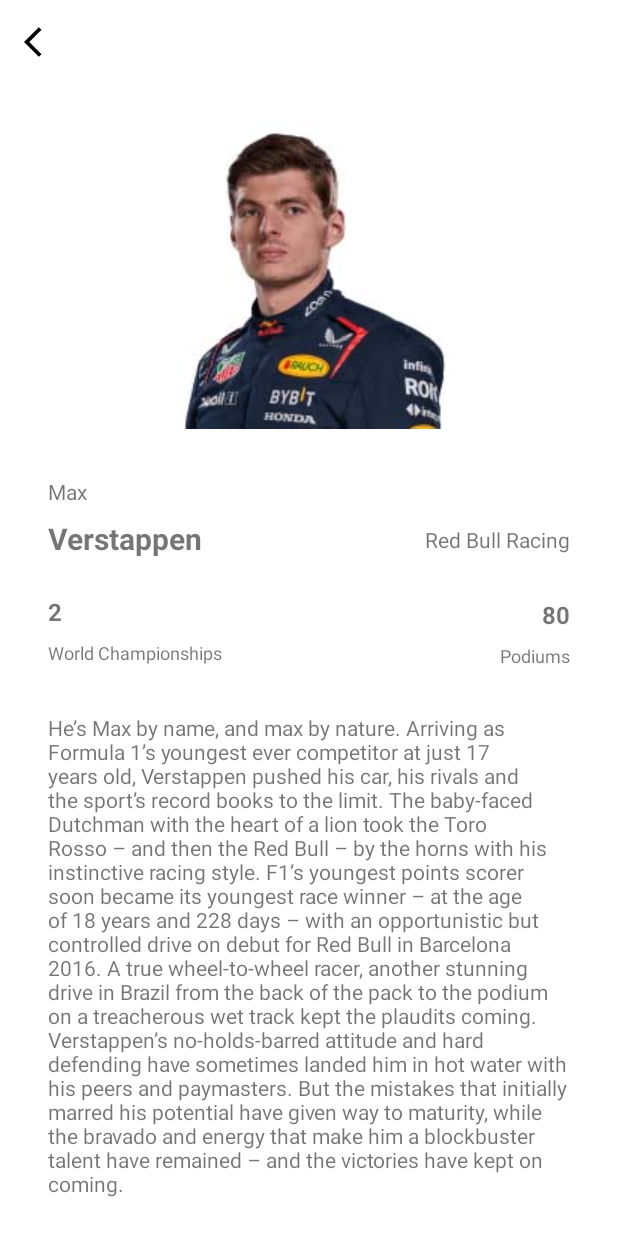
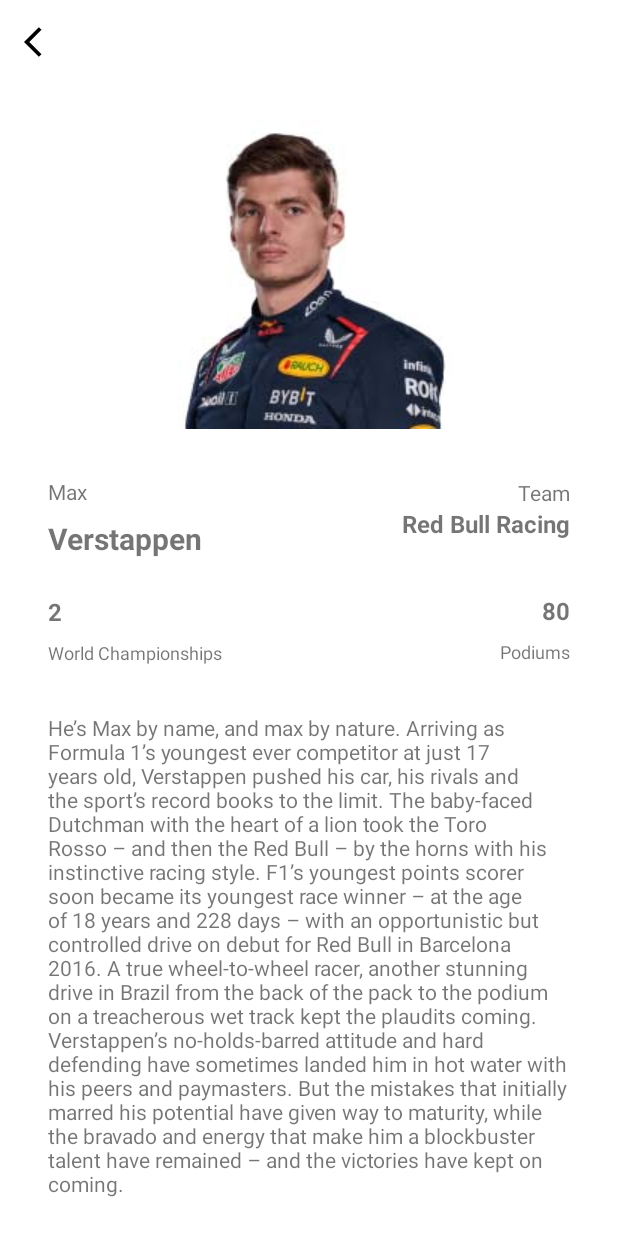
Before and after one commit to asyarbre/uts-pemprograman-visual, an Android app: the screen it shows after launch (DriverDetail), after a tap on "Max", on a phone screen of 412 x 824 dp. Run offline under Robolectric (Android 15) with nearby library versions, the phone set to English and light mode, and no system bars.

Commit message:
Update Driver Detail

```diff
--- a/app/src/main/res/layout/activity_driver.xml
+++ b/app/src/main/res/layout/activity_driver.xml
@@ -48,11 +48,13 @@
             android:id="@+id/driver_team"
             android:layout_width="wrap_content"
             android:layout_height="wrap_content"
-            android:layout_marginTop="64dp"
+            android:layout_marginTop="52dp"
             android:layout_marginEnd="32dp"
+            android:textSize="16sp"
+            android:textStyle="bold"
             app:layout_constraintEnd_toEndOf="parent"
             app:layout_constraintTop_toBottomOf="@+id/driver_photo"
-            tools:text="@string/team" />
+            tools:text="@string/name_team" />
 
         <TextView
             android:id="@+id/driver_champ"
@@ -73,7 +75,7 @@
             android:layout_height="wrap_content"
             android:layout_marginStart="32dp"
             android:layout_marginTop="8dp"
-            android:text="World Championships"
+            android:text="@string/world_championships"
             android:textSize="12sp"
             app:layout_constraintStart_toStartOf="parent"
             app:layout_constraintTop_toBottomOf="@+id/driver_champ"
@@ -93,7 +95,7 @@
             android:id="@+id/driver_podium"
             android:layout_width="wrap_content"
             android:layout_height="wrap_content"
-            android:layout_marginTop="29dp"
+            android:layout_marginTop="36dp"
             android:layout_marginEnd="32dp"
             android:text="@string/dummy"
             android:textSize="16sp"
@@ -107,7 +109,7 @@
             android:layout_height="wrap_content"
             android:layout_marginTop="8dp"
             android:layout_marginEnd="32dp"
-            android:text="Podiums"
+            android:text="@string/podiums"
             android:textSize="12sp"
             app:layout_constraintEnd_toEndOf="parent"
             app:layout_constraintTop_toBottomOf="@+id/driver_podium" />
@@ -125,6 +127,23 @@
             app:layout_constraintTop_toBottomOf="@+id/textView2"
             tools:text="@string/lorem" />
 
+        <androidx.constraintlayout.widget.Guideline
+            android:id="@+id/guideline"
+            android:layout_width="wrap_content"
+            android:layout_height="wrap_content"
+            android:orientation="horizontal"
+            app:layout_constraintGuide_begin="318dp" />
+
+        <TextView
+            android:id="@+id/textView"
+            android:layout_width="wrap_content"
+            android:layout_height="wrap_content"
+            android:layout_marginEnd="32dp"
+            android:text="@string/team"
+            android:textSize="14sp"
+            app:layout_constraintBottom_toTopOf="@+id/driver_team"
+            app:layout_constraintEnd_toEndOf="parent" />
+
 
     </androidx.constraintlayout.widget.ConstraintLayout>
 </ScrollView>
--- a/app/src/main/res/values/strings.xml
+++ b/app/src/main/res/values/strings.xml
@@ -3,11 +3,14 @@
     <string name="title">F1 2023</string>
     <string name="first_name">First Name</string>
     <string name="last_name">Last Name</string>
-    <string name="team">Team</string>
+    <string name="name_team">Name Team</string>
     <string name="fullName">Full Name</string>
     <string name="title_driver">Driver F1</string>
     <string name="dummy">0</string>
     <string name="lorem">Lorem ipsum dolor sit amet, consectetur adipiscing elit, sed do eiusmod tempor incididunt ut labore et dolore magna aliqua. Ut enim ad minim veniam, quis nostrud exercitation ullamco laboris nisi ut aliquip ex ea commodo consequat. Duis aute irure dolor in reprehenderit in voluptate velit esse cillum dolore eu fugiat nulla pariatur. Excepteur sint occaecat cupidatat non proident, sunt in culpa qui officia deserunt mollit anim id est laborum.</string>
+    <string name="world_championships">World Championships</string>
+    <string name="podiums">Podiums</string>
+    <string name="team">Team</string>
 
     <string-array name="data_first_name">
         <item>Max</item>
```
